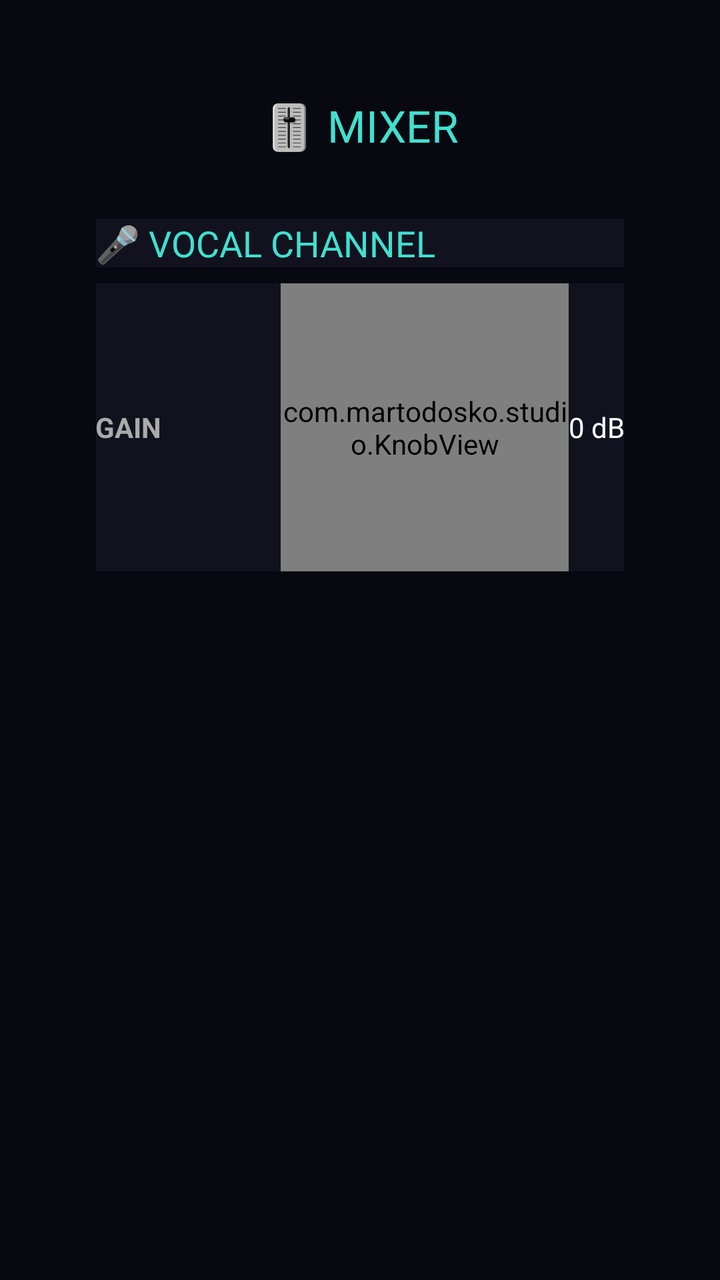
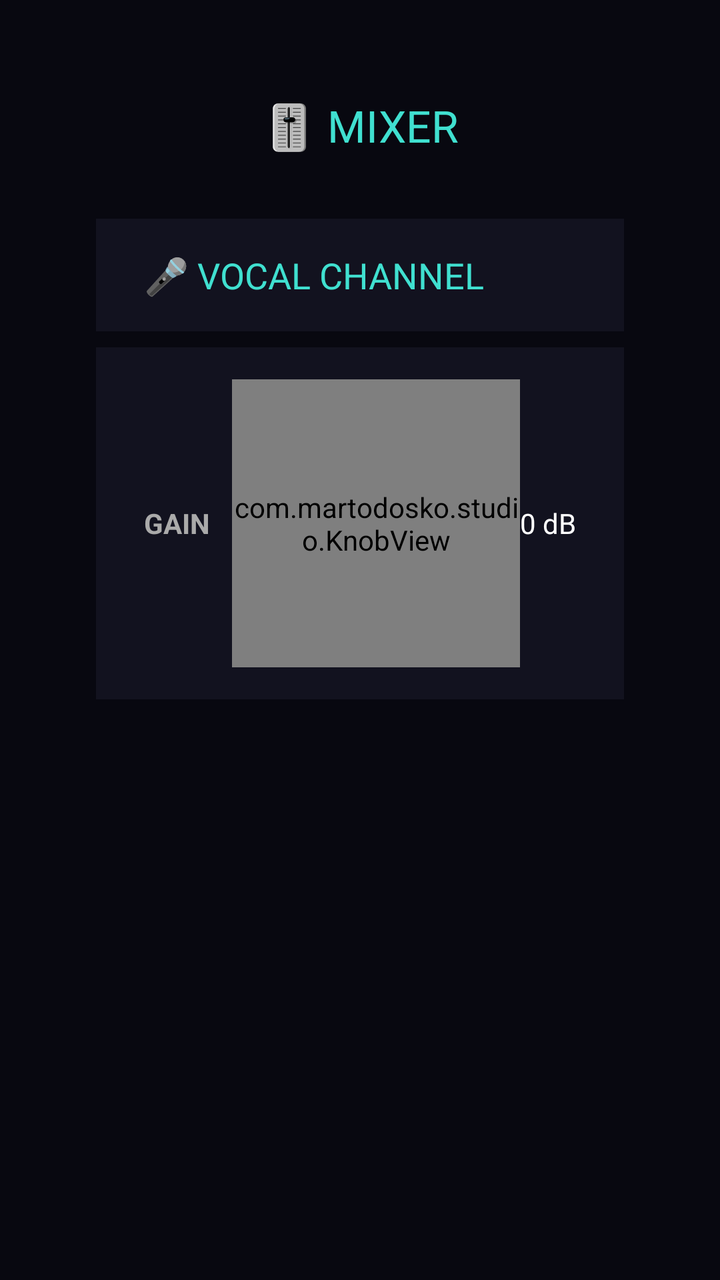

Two renders of the same Android screen: before a commit and after it. Below are the layout's source before the change and the commit's diff.
<!-- AndroidManifest.xml: activity theme Theme.AppCompat.Light.NoActionBar -->
<!-- res/layout/activity_mixer.xml -->
<?xml version="1.0" encoding="utf-8"?>
<ScrollView xmlns:android="http://schemas.android.com/apk/res/android"
    android:layout_width="match_parent"
    android:layout_height="match_parent"
    android:background="#080810">

    <LinearLayout
        android:layout_width="match_parent"
        android:layout_height="wrap_content"
        android:orientation="vertical"
        android:padding="48dp">

        
        <TextView
            android:layout_width="match_parent"
            android:layout_height="wrap_content"
            android:text="🎚️ MIXER"
            android:textColor="#40E0D0"
            android:textSize="22sp"
            android:gravity="center"
            android:paddingBottom="32dp"/>

        
        <TextView
            android:layout_width="match_parent"
            android:layout_height="wrap_content"
            android:text="🎤 VOCAL CHANNEL"
            android:textColor="#40E0D0"
            android:textSize="18sp"
            android:padding="24dp 16dp"
            android:background="#12121F"/>

        
        <LinearLayout
            android:layout_width="match_parent"
            android:layout_height="wrap_content"
            android:orientation="horizontal"
            android:gravity="center_vertical"
            android:padding="24dp 16dp"
            android:background="#12121F"
            android:layout_marginTop="8dp">

            <TextView
                android:layout_width="0dp"
                android:layout_weight="1"
                android:layout_height="wrap_content"
                android:text="GAIN"
                android:textColor="#AAAAAA"
                android:textSize="14sp"
                android:textStyle="bold"/>

            <com.martodosko.studio.KnobView
                android:id="@+id/knob_gain"
                android:layout_width="144dp"
                android:layout_height="144dp"/>

            <TextView
                android:id="@+id/tv_gain_value"
                android:layout_width="wrap_content"
                android:layout_height="wrap_content"
                android:text="0 dB"
                android:textColor="#FFFFFF"
                android:textSize="14sp"/>
        </LinearLayout>

    </LinearLayout>
</ScrollView>
<!-- resources referenced by this layout -->
<resources>

</resources>

<!-- the commit's change to res/layout/activity_mixer.xml (unified diff, before → after) -->
@@ -27,7 +27,10 @@
             android:text="🎤 VOCAL CHANNEL"
             android:textColor="#40E0D0"
             android:textSize="18sp"
-            android:padding="24dp 16dp"
+            android:paddingLeft="24dp"
+            android:paddingRight="24dp"
+            android:paddingTop="16dp"
+            android:paddingBottom="16dp"
             android:background="#12121F"/>
 
         
@@ -36,7 +39,10 @@
             android:layout_height="wrap_content"
             android:orientation="horizontal"
             android:gravity="center_vertical"
-            android:padding="24dp 16dp"
+            android:paddingLeft="24dp"
+            android:paddingRight="24dp"
+            android:paddingTop="16dp"
+            android:paddingBottom="16dp"
             android:background="#12121F"
             android:layout_marginTop="8dp">
 
